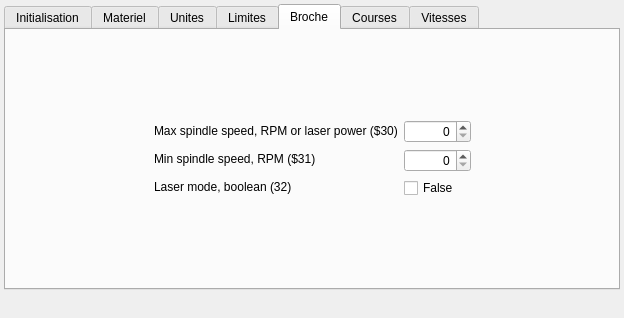
Above: dlgConfig.ui from fra589/cn5X before the change. Below: the same form after it.
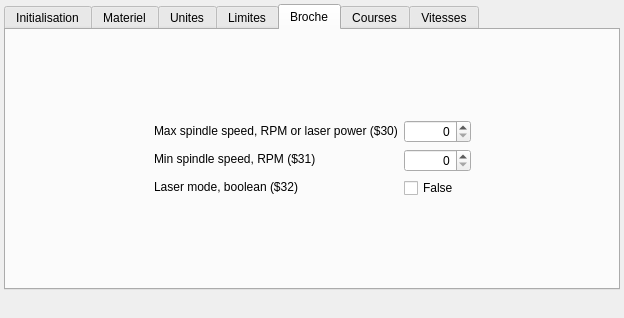
That is the form after the change. The open tabs and pages were chosen to show the change. Icons and pictures are not drawn. Custom widgets are drawn as their Qt base class.

Commit message: Correct bug of Laser mode config pannel wich not work

```diff
--- a/dlgConfig.ui
+++ b/dlgConfig.ui
@@ -1346,7 +1346,7 @@
            <item>
             <widget class="QLabel" name="label_38">
              <property name="text">
-              <string notr="true">Laser mode, boolean (32)</string>
+              <string notr="true">Laser mode, boolean ($32)</string>
              </property>
             </widget>
            </item>
```
The commit also changes 2 other files.
